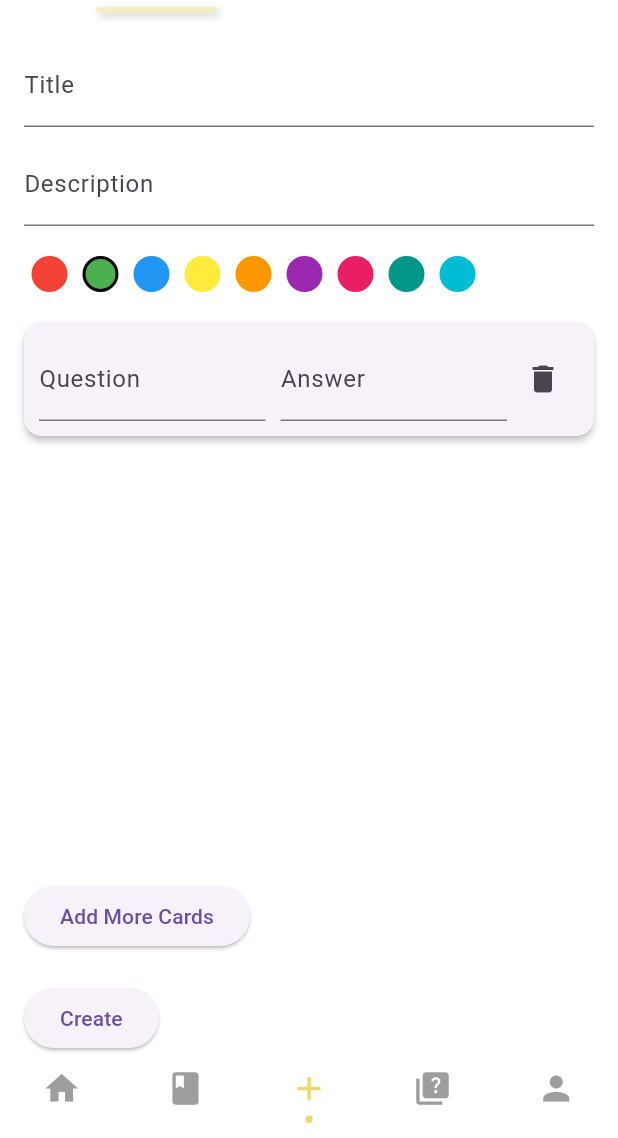
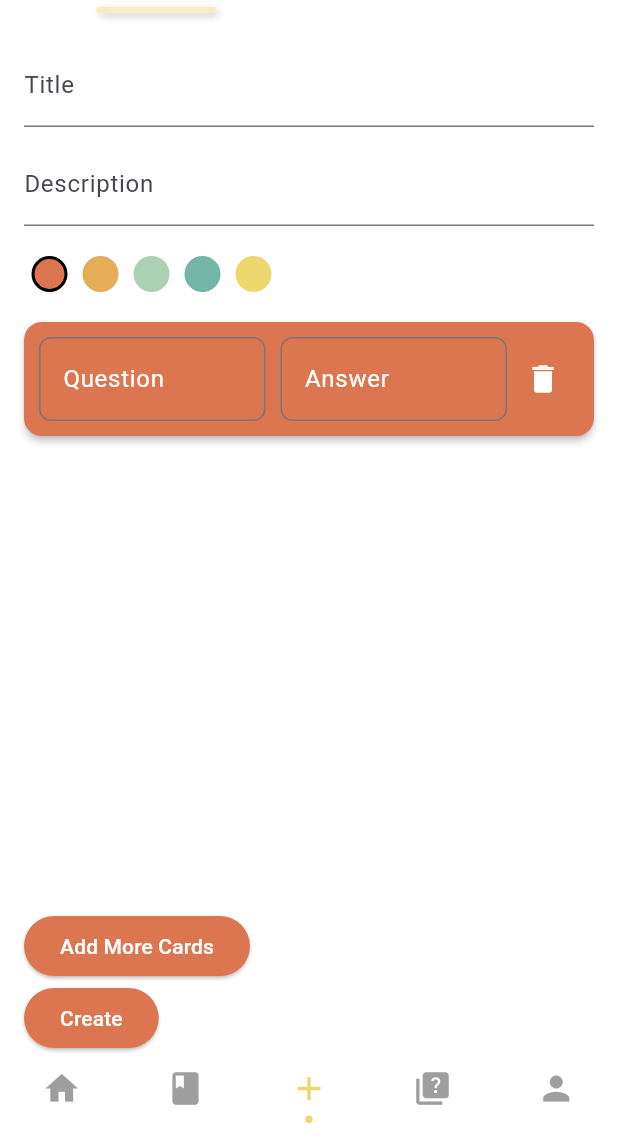
Before and after one commit to nyinj/studycard, a Flutter app: the HomeScreen screen opened directly, item 3 of the bottom bar chosen, on a phone screen of 412 x 824 dp, the part 98-1236 px from its top. Run offline on Flutter 3.47's test engine with Material 3 defaults, Android fonts, the phone set to English and light mode, and no system bars; drawn by our look-alikes of persistent_bottom_nav_bar; our stand-ins replace flip_card, shared_preferences, sqflite; accounts and stored records are empty.

Commit message:
Fixed UI and changed color scheme

```diff
--- a/lib/main.dart
+++ b/lib/main.dart
@@ -65,10 +65,10 @@ class _HomeScreenState extends State<HomeScreen> {
       CreateTab(
         onDeckCreated: () {
           // Optionally handle the callback here if needed
-          // For example, refresh data or show a message
         },
         controller: _controller,
       ),
+      // Directly returning the TestTab with a simple message
       TestTab(),
       ProfileTab(),
     ];
--- a/lib/tabs/create_tab.dart
+++ b/lib/tabs/create_tab.dart
@@ -4,18 +4,15 @@ import 'package:studycards/utils/colors.dart';
 import 'package:studycards/database_helper.dart';
 import 'package:studycards/flashcard_model.dart';
 import 'package:persistent_bottom_nav_bar/persistent_bottom_nav_bar.dart';
+import 'package:shared_preferences/shared_preferences.dart';
 
 class ColorsOption {
   static final List<Color> allColors = [
-    Colors.red,
-    Colors.green,
-    Colors.blue,
-    Colors.yellow,
-    Colors.orange,
-    Colors.purple,
-    Colors.pink,
-    Colors.teal,
-    Colors.cyan,
+    AppColors.red,
+    AppColors.orange,
+    AppColors.blueish,
+    AppColors.blue,
+    AppColors.yellow,
   ];
 }
 
@@ -35,7 +32,7 @@ class CreateTab extends StatefulWidget {
 
 class _CreateTabState extends State<CreateTab> {
   late final DatabaseHelper _databaseHelper;
-  Color _selectedColor = Colors.green; // Default color
+  Color _selectedColor = AppColors.red; // Default color
   String _title = '';
   String _description = '';
   List<Map<String, String>> _cards = [{'question': '', 'answer': ''}]; // Initial empty card
@@ -139,13 +136,20 @@ class _CreateTabState extends State<CreateTab> {
           // Add New Card Button
           ElevatedButton(
             onPressed: _addCard,
+            style: ElevatedButton.styleFrom(
+              backgroundColor: _selectedColor, // Button background color
+              foregroundColor: Colors.white,   // Button text color
+            ),
             child: Text('Add More Cards'),
           ),
 
           // Save Flashcards Button
-          SizedBox(height: 20),
           ElevatedButton(
             onPressed: _saveFlashcards,
+            style: ElevatedButton.styleFrom(
+              backgroundColor: _selectedColor, // Button background color
+              foregroundColor: Colors.white,   // Button text color
+            ),
             child: Text('Create'),
           ),
         ],
@@ -161,6 +165,7 @@ class _CreateTabState extends State<CreateTab> {
     }
 
     return Card(
+      color: _selectedColor, // Set card background color
       elevation: 2,
       margin: EdgeInsets.only(bottom: 10.0),
       child: Padding(
@@ -170,7 +175,20 @@ class _CreateTabState extends State<CreateTab> {
             Expanded(
               child: TextField(
                 controller: _questionControllers[index],
-                decoration: InputDecoration(labelText: 'Question'),
+                decoration: InputDecoration(
+                  labelText: 'Question',
+                  labelStyle: TextStyle(color: Colors.white), // Label text color
+                  hintStyle: TextStyle(color: Colors.white70), // Placeholder color
+                  border: OutlineInputBorder(
+                    borderRadius: BorderRadius.circular(8.0), // Rounded border
+                    borderSide: BorderSide(color: Colors.white), // Border color
+                  ),
+                  focusedBorder: OutlineInputBorder(
+                    borderRadius: BorderRadius.circular(8.0),
+                    borderSide: BorderSide(color: Colors.white, width: 2.0), // Focused border color
+                  ),
+                ),
+                style: TextStyle(color: Colors.white), // Input text color
                 onChanged: (value) => setState(() {
                   _cards[index]['question'] = value; // Update question in card
                 }),
@@ -180,14 +198,27 @@ class _CreateTabState extends State<CreateTab> {
             Expanded(
               child: TextField(
                 controller: _answerControllers[index],
-                decoration: InputDecoration(labelText: 'Answer'),
+                decoration: InputDecoration(
+                  labelText: 'Answer',
+                  labelStyle: TextStyle(color: Colors.white), // Label text color
+                  hintStyle: TextStyle(color: Colors.white70), // Placeholder color
+                  border: OutlineInputBorder(
+                    borderRadius: BorderRadius.circular(8.0), // Rounded border
+                    borderSide: BorderSide(color: Colors.white), // Border color
+                  ),
+                  focusedBorder: OutlineInputBorder(
+                    borderRadius: BorderRadius.circular(8.0),
+                    borderSide: BorderSide(color: Colors.white, width: 2.0), // Focused border color
+                  ),
+                ),
+                style: TextStyle(color: Colors.white), // Input text color
                 onChanged: (value) => setState(() {
                   _cards[index]['answer'] = value; // Update answer in card
                 }),
               ),
             ),
             IconButton(
-              icon: Icon(Icons.delete),
+              icon: Icon(Icons.delete, color: Colors.white), // Icon color
               onPressed: () => _removeCard(index),
             ),
           ],
@@ -230,10 +261,11 @@ class _CreateTabState extends State<CreateTab> {
 
     print('Saving flashcards...');
 
+    // Insert deck and get deckId
     int deckId = await _databaseHelper.insertDeck(
       _title,
       _description,
-      _selectedColor.toString(),
+      _selectedColor.value.toString(),
       DateTime.now().toString(), // Save creation date
     );
 
@@ -277,7 +309,6 @@ class _CreateTabState extends State<CreateTab> {
                   _clearInputs(); // Clear all input fields to start fresh
                 });
                 widget.controller.jumpToTab(1); // Switch to Flashcards tab
-
               },
               child: Text('Go to Flashcards'),
             ),
@@ -302,18 +333,10 @@ class _CreateTabState extends State<CreateTab> {
       _description = ''; // Reset description
       _cards = [{'question': '', 'answer': ''}]; // Reset to a single empty card
       _selectedColor = Colors.green; // Reset color to default
-
-      // Clear text controllers
-      _titleController.clear();
-      _descriptionController.clear();
-
-      // Clear card input controllers
-      for (var controller in _questionControllers) {
-        controller.clear();
-      }
-      for (var controller in _answerControllers) {
-        controller.clear();
-      }
+      _titleController.clear(); // Clear title input
+      _descriptionController.clear(); // Clear description input
+      _questionControllers.forEach((controller) => controller.clear()); // Clear question inputs
+      _answerControllers.forEach((controller) => controller.clear()); // Clear answer inputs
     });
   }
 }
--- a/lib/tabs/test_tab.dart
+++ b/lib/tabs/test_tab.dart
@@ -17,7 +17,7 @@ class TestTab extends StatelessWidget {
           SizedBox(height: 20), // Space after the title
 
           // Additional content can be added below
-          const Center(child: Text("Test Tab")),
+          const Center(child: Text("This is test tab")),
         ],
       ),
     );
--- a/pubspec.yaml
+++ b/pubspec.yaml
@@ -39,6 +39,7 @@ dependencies:
   csv: ^6.0.0
   path_provider: ^2.1.5
   permission_handler: ^11.3.1
+  numberpicker: ^2.1.2
 
 
   # The following adds the Cupertino Icons font to your application.
```
Also changed, not shown: lib/flashcard_widget.dart (+8 -5 lines), lib/tabs/flashcards_tab.dart (+61 -9 lines), lib/tabs/testscreen.dart (added, +43 -0 lines), lib/tabs/your_flashcards.dart (+15 -1 lines), pubspec.lock, 2 other files. Lines whose indentation alone changed are shown as unchanged.
